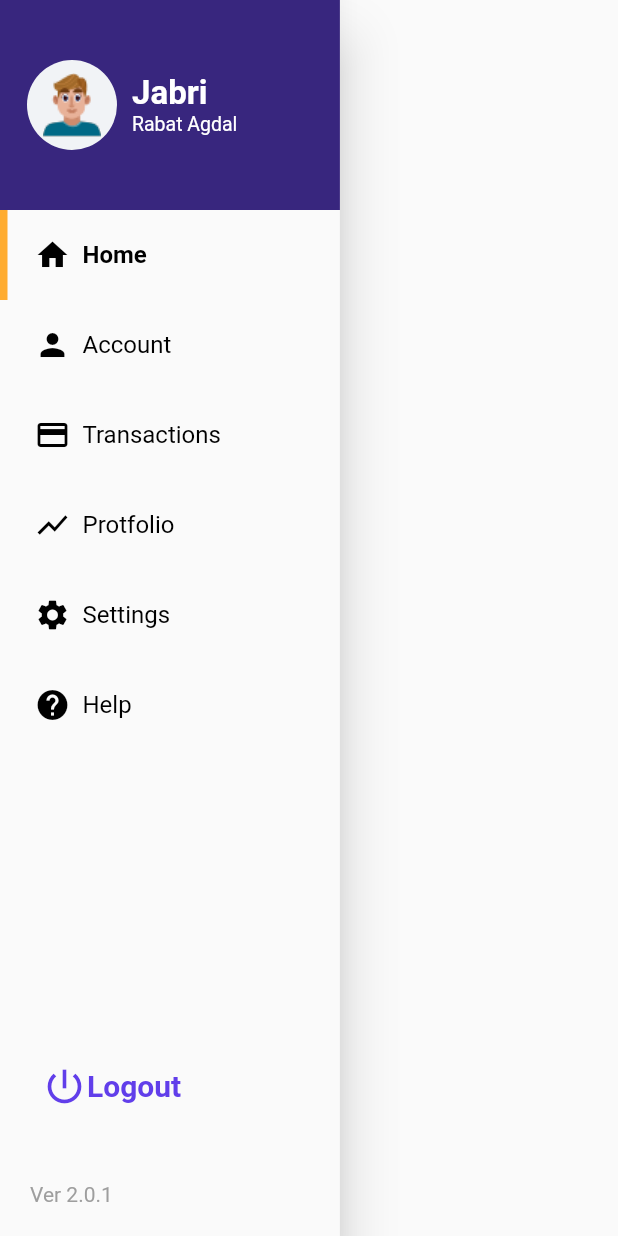
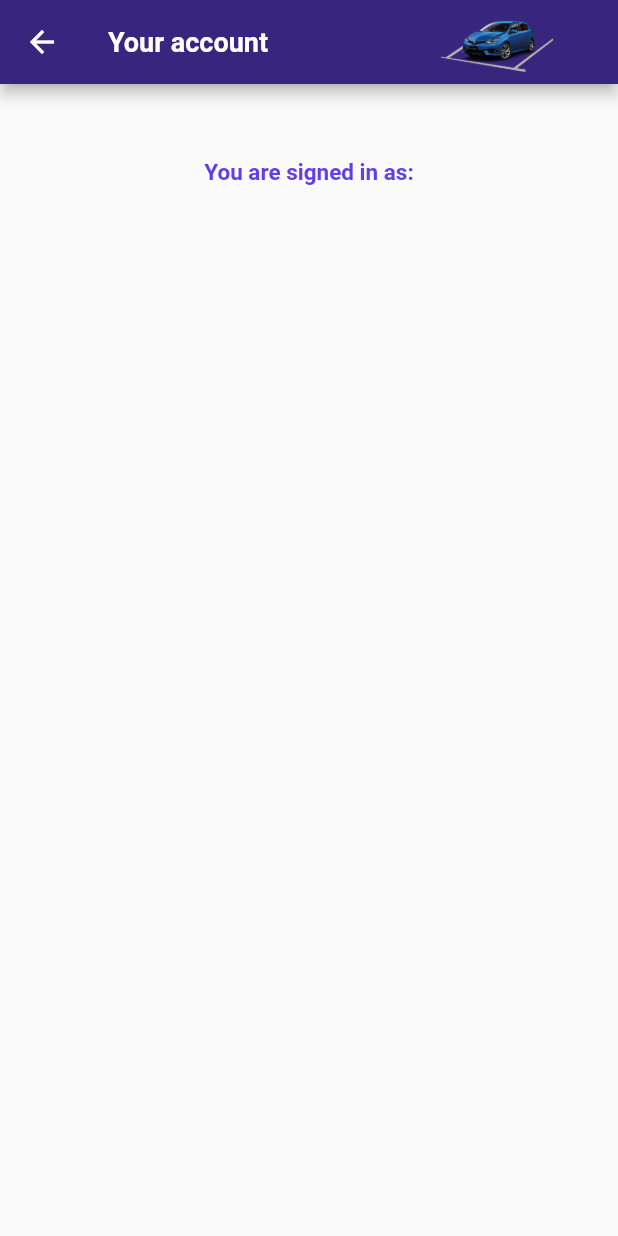
Before and after one commit to jabriabdessamad/Car-E-Wallet-App, a Flutter app: the Navbar widget shown alone on an empty page, opened directly, after a tap on "Account", on a phone screen of 412 x 824 dp. Run offline on Flutter 3.47's test engine with Material 2 defaults, Android fonts, the phone set to English and light mode, and no system bars; our stand-ins replace firebase_auth, firebase_core, font_awesome_flutter, syncfusion_flutter_charts; accounts and stored records are empty.

Commit message:
add the abb bar of the Acount page

```diff
--- /dev/null
+++ b/lib/home/account.dart
@@ -0,0 +1,49 @@
+import 'package:flutter/material.dart';
+import 'package:flutter/painting.dart';
+
+class Account extends StatefulWidget {
+  const Account({Key? key}) : super(key: key);
+
+  @override
+  State<Account> createState() => _AccountState();
+}
+
+class _AccountState extends State<Account> {
+  @override
+  Widget build(BuildContext context) {
+    return Scaffold(
+      appBar: AppBar(
+        backgroundColor: Color(0xff38267E),
+        title: Text(
+          'Your account',
+          style: TextStyle(fontWeight: FontWeight.bold, fontSize: 18),
+        ),
+        actions: [
+          IconButton(
+              icon: Image.asset(
+                'assets/blue parked car 1.png',
+              ),
+              iconSize: 145,
+              onPressed: () {}),
+        ],
+      ),
+      body: Container(
+        child: Center(
+          child: Column(
+            children: [
+              SizedBox(height: 50),
+              Text(
+                'You are signed in as:',
+                textAlign: TextAlign.center,
+                style: TextStyle(
+                    color: Color(0xFF613EEA),
+                    fontWeight: FontWeight.bold,
+                    fontSize: 15.0),
+              ),
+            ],
+          ),
+        ),
+      ),
+    );
+  }
+}
--- a/lib/home/navbar.dart
+++ b/lib/home/navbar.dart
@@ -1,3 +1,9 @@
+import 'package:car_e_wallet_app/home/account.dart';
+import 'package:car_e_wallet_app/home/help.dart';
+import 'package:car_e_wallet_app/home/home.dart';
+import 'package:car_e_wallet_app/home/portfolio.dart';
+import 'package:car_e_wallet_app/home/settings.dart';
+import 'package:car_e_wallet_app/home/transaction.dart';
 import 'package:car_e_wallet_app/services/auth.dart';
 import 'package:car_e_wallet_app/wrapper.dart';
 import 'package:flutter/material.dart';
@@ -87,21 +93,26 @@ class _NavbarState extends State<Navbar> {
                     Icon(
                       Icons.home,
                       color: Colors.black,
-                      )),
+                    ),
+                    HomePage(),
+                  ),
                   navigatorTitle(
                     "Account",
                     false,
                     Icon(
                       Icons.person,
                       color: Colors.black,
-                      )),
+                    ),
+                    Account(),
+                  ),
                   navigatorTitle(
                       "Transactions",
                       false,
                       Icon(
                         Icons.payment,
                         color: Colors.black,
-                      )),
+                      ),
+                      Transaction()),
                   navigatorTitle(
                     "Protfolio",
                     false,
@@ -109,6 +120,7 @@ class _NavbarState extends State<Navbar> {
                       Icons.show_chart,
                       color: Colors.black,
                     ),
+                    Portfolio(),
                   ),
                   navigatorTitle(
                       "Settings",
@@ -116,14 +128,16 @@ class _NavbarState extends State<Navbar> {
                       Icon(
                         Icons.settings,
                         color: Colors.black,
-                      )),
+                      ),
+                      Settings()),
                   navigatorTitle(
                       "Help",
                       false,
                       Icon(
                         Icons.help,
                         color: Colors.black,
-                      )),
+                      ),
+                      Help()),
                 ],
               ),
             ),
@@ -166,7 +180,7 @@ class _NavbarState extends State<Navbar> {
     );
   }
 
-  Row navigatorTitle(String name, bool isSelected, Icon icon) {
+  Row navigatorTitle(String name, bool isSelected, Icon icon, Widget nextpage) {
     return Row(
       children: [
         (isSelected)
@@ -184,7 +198,12 @@ class _NavbarState extends State<Navbar> {
           height: 60,
         ),
         TextButton(
-          onPressed: () {},
+          onPressed: () {
+            Navigator.push(
+              context,
+              MaterialPageRoute(builder: (context) => nextpage),
+            );
+          },
           child: Row(
             children: [
               icon,
```
Also changed, not shown: lib/home/help.dart (added, +15 -0 lines), lib/home/portfolio.dart (added, +15 -0 lines), lib/home/settings.dart (added, +15 -0 lines), lib/home/transaction.dart (added, +15 -0 lines). Lines whose indentation alone changed are shown as unchanged.
